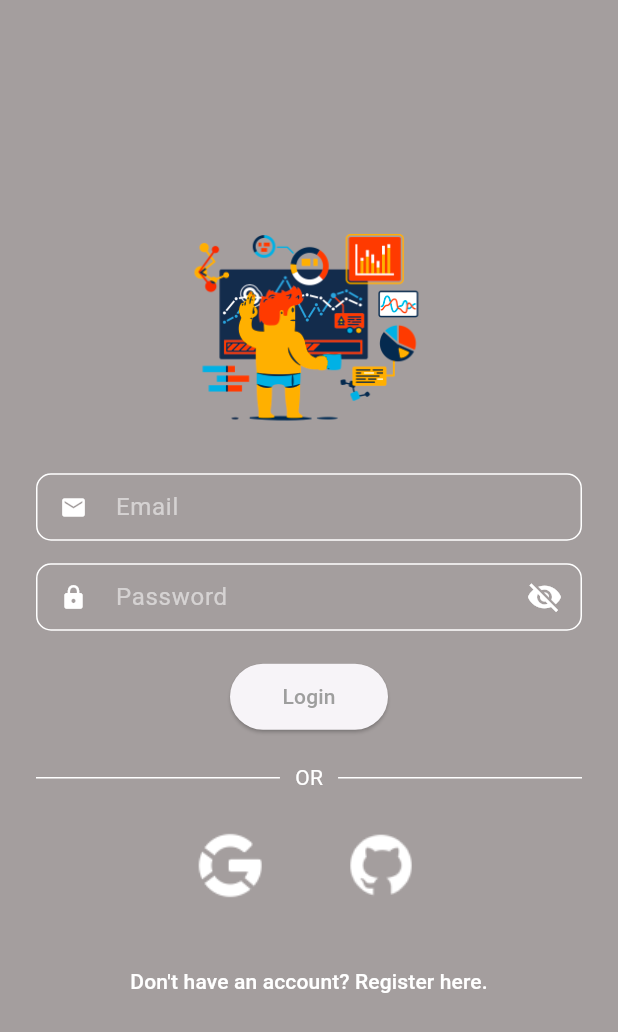
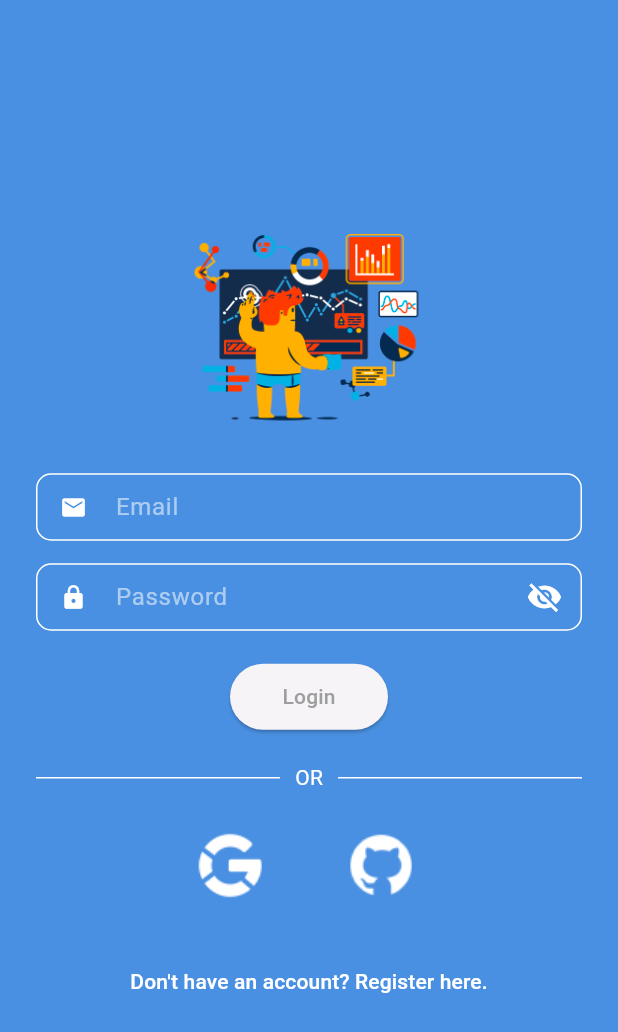
Before and after one commit to patelkiran185/SARAI, a Flutter app: the screen it shows after launch, after a tap on "Skip", on a phone screen of 412 x 824 dp. Shown: the top 1032 px of the screen. Run offline on Flutter 3.47's test engine with Material 3 defaults, Android fonts, the phone set to English and light mode, and no system bars; our stand-ins replace cloud_firestore, firebase_auth, firebase_core, google_sign_in, shared_preferences; accounts and stored records are empty.

Commit message:
chore: Update app colors for a consistent branding experience

```diff
--- a/lib/main.dart
+++ b/lib/main.dart
@@ -91,7 +91,7 @@ class _SplashScreenState extends State<SplashScreen> with SingleTickerProviderSt
   body:Container(
         decoration: BoxDecoration(
           gradient: LinearGradient(
-            colors: [Color(0xFFA49E9E), Color(0xFFD8B2B2)],
+            colors:  [Color(0xFF4A90E2), Color(0xFF357ABD)],
             begin: Alignment.topLeft,
             end: Alignment.bottomRight,
           ),
@@ -103,7 +103,7 @@ class _SplashScreenState extends State<SplashScreen> with SingleTickerProviderSt
             decoration: BoxDecoration(
               shape: BoxShape.circle,
               gradient: RadialGradient(
-                colors: [Color(0xFFFFFFFF), Color(0xFFC6A8A8)],
+                colors: [Color(0xFFFFFFFF), Color(0xFFB3D1F3)],
                 stops: [0.3, 1.0],
               ),
               boxShadow: [
@@ -117,7 +117,7 @@ class _SplashScreenState extends State<SplashScreen> with SingleTickerProviderSt
             ),
             child: Center(
               child: CircularProgressIndicator(
-                valueColor: AlwaysStoppedAnimation<Color>(Color(0xFFA49E9E)),
+                valueColor: AlwaysStoppedAnimation<Color>(Color(0xFF4A90E2)),
                 strokeWidth: 6,
               ),
             ),
--- a/lib/screens/home_screen.dart
+++ b/lib/screens/home_screen.dart
@@ -73,7 +73,7 @@ class _HomeScreenState extends State<HomeScreen> {
     return WillPopScope(
       onWillPop: _onWillPop,
       child: Scaffold(
-        backgroundColor: Color(0xFFA49E9E),
+        backgroundColor: Color(0xFF4A90E2),
         body: SafeArea(
           child: Column(
             children: [
--- a/lib/screens/login.dart
+++ b/lib/screens/login.dart
@@ -220,7 +220,7 @@ class _LoginScreenState extends State<LoginScreen>
   @override
   Widget build(BuildContext context) {
     return Scaffold(
-      backgroundColor: const Color(0xFFA49E9E),
+      backgroundColor: Color(0xFF4A90E2),
       body: SafeArea(
         child: Center(
           child: SingleChildScrollView(
```
Also changed, not shown: 3 other files.
